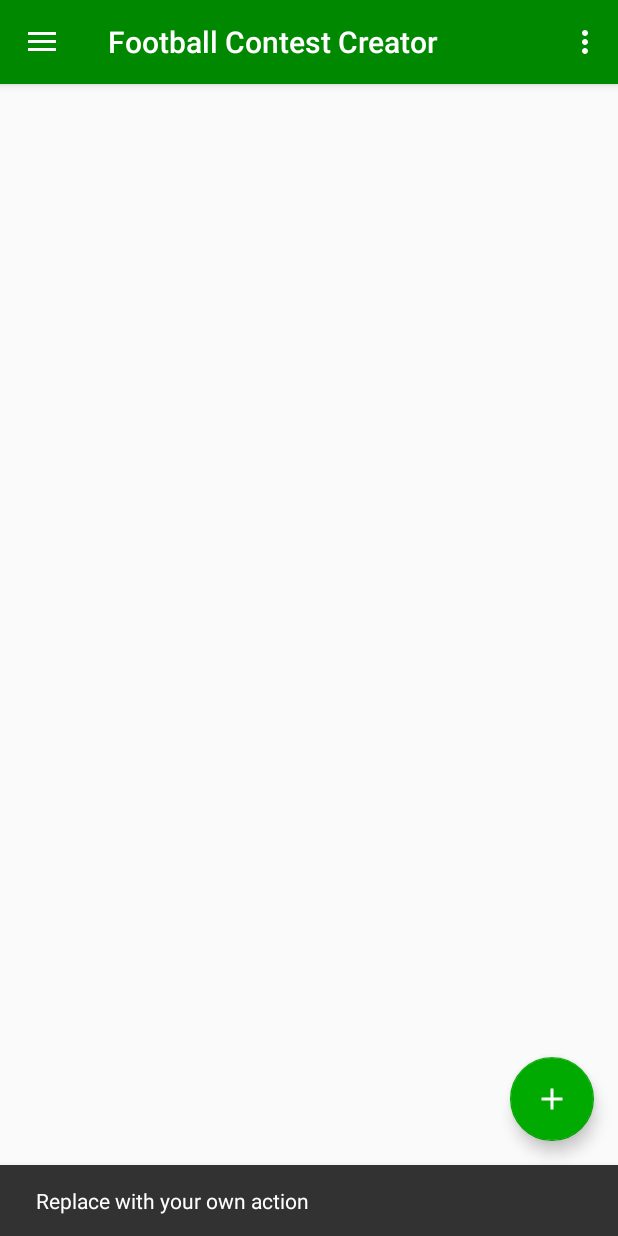
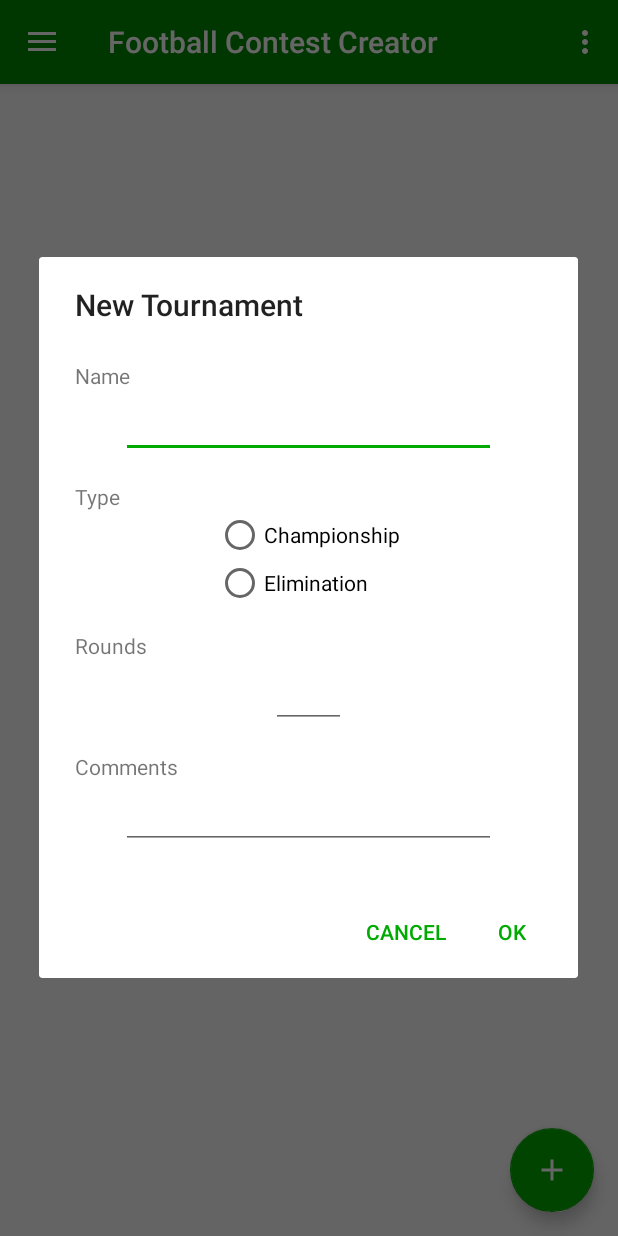
Before and after one commit to totti1993/FootballContestCreator, an Android app: the screen it shows after launch (MainActivity), after a tap on an icon or button, on a phone screen of 412 x 824 dp. Run offline under Robolectric (Android 15) with nearby library versions, the phone set to English and light mode, and no system bars; our stand-ins replace Room's generated code.

Commit message:
Database version 1 created (tournament). RecyclerView created. FAB adds new tournament with dialog box.

```diff
--- a/app/build.gradle
+++ b/app/build.gradle
@@ -4,7 +4,7 @@ android {
     compileSdkVersion 28
     defaultConfig {
         applicationId "com.totti.footballcontestcreator"
-        minSdkVersion 17
+        minSdkVersion 15
         targetSdkVersion 28
         versionCode 1
         versionName "1.0"
@@ -26,4 +26,7 @@ dependencies {
     testImplementation 'junit:junit:4.12'
     androidTestImplementation 'com.android.support.test:runner:1.0.2'
     androidTestImplementation 'com.android.support.test.espresso:espresso-core:3.0.2'
+
+    implementation 'android.arch.persistence.room:runtime:1.1.1'
+    annotationProcessor 'android.arch.persistence.room:compiler:1.1.1'
 }
--- a/app/src/main/java/com/totti/footballcontestcreator/MainActivity.java
+++ b/app/src/main/java/com/totti/footballcontestcreator/MainActivity.java
@@ -1,8 +1,12 @@
 package com.totti.footballcontestcreator;
 
+import android.arch.persistence.room.Room;
+import android.os.AsyncTask;
 import android.os.Bundle;
 import android.support.design.widget.FloatingActionButton;
-import android.support.design.widget.Snackbar;
+import android.support.v7.widget.LinearLayoutManager;
+import android.support.v7.widget.RecyclerView;
+import android.util.Log;
 import android.view.View;
 import android.support.design.widget.NavigationView;
 import android.support.v4.view.GravityCompat;
@@ -12,19 +16,21 @@ import android.support.v7.app.AppCompatActivity;
 import android.support.v7.widget.Toolbar;
 import android.view.Menu;
 import android.view.MenuItem;
-import android.widget.ArrayAdapter;
-import android.widget.ListView;
 
-import java.util.ArrayList;
-import java.util.Arrays;
+import com.totti.footballcontestcreator.adapters.TournamentAdapter;
+import com.totti.footballcontestcreator.database.AppDatabase;
+import com.totti.footballcontestcreator.database.Tournament;
+import com.totti.footballcontestcreator.fragments.NewTournamentDialogFragment;
+
+import java.util.List;
 
 public class MainActivity extends AppCompatActivity
-		implements NavigationView.OnNavigationItemSelectedListener {
+		implements NavigationView.OnNavigationItemSelectedListener, NewTournamentDialogFragment.NewTournamentDialogListener, TournamentAdapter.TournamentClickListener {
 
-	private ArrayList<String> teams = new ArrayList<>(Arrays.asList("FC Barcelona", "Real Madrid", "FTC", "Videoton", "Manchester City", "Chelsea"));
-	private ArrayList<String> tournaments = new ArrayList<>(Arrays.asList("La Liga", "NB1", "Premier League", "Copa del Rey", "FA Cup"));
-	private ArrayList<String> currentListItems = new ArrayList<>();
-	private ArrayAdapter<String> listAdapter;
+	private RecyclerView recyclerView;
+	private TournamentAdapter adapter;
+
+	private AppDatabase database;
 
 	@Override
 	protected void onCreate(Bundle savedInstanceState) {
@@ -37,35 +43,53 @@ public class MainActivity extends AppCompatActivity
 
 		super.onCreate(savedInstanceState);
 		setContentView(R.layout.activity_main);
-		Toolbar toolbar = (Toolbar) findViewById(R.id.toolbar);
+		Toolbar toolbar = findViewById(R.id.toolbar);
 		setSupportActionBar(toolbar);
 
-		listAdapter = new ArrayAdapter<>(this, android.R.layout.simple_list_item_1, currentListItems);
-		ListView listView = (ListView) findViewById(R.id.main_list);
-		listView.setAdapter(listAdapter);
-
-		FloatingActionButton fab = (FloatingActionButton) findViewById(R.id.fab);
+		FloatingActionButton fab = findViewById(R.id.fab);
 		fab.setOnClickListener(new View.OnClickListener() {
 			@Override
 			public void onClick(View view) {
-				Snackbar.make(view, "Replace with your own action", Snackbar.LENGTH_LONG)
-						.setAction("Action", null).show();
+				new NewTournamentDialogFragment().show(getSupportFragmentManager(), NewTournamentDialogFragment.TAG);
 			}
 		});
 
-		DrawerLayout drawer = (DrawerLayout) findViewById(R.id.drawer_layout);
+		DrawerLayout drawer = findViewById(R.id.drawer_layout);
 		ActionBarDrawerToggle toggle = new ActionBarDrawerToggle(
 				this, drawer, toolbar, R.string.navigation_drawer_open, R.string.navigation_drawer_close);
 		drawer.addDrawerListener(toggle);
 		toggle.syncState();
 
-		NavigationView navigationView = (NavigationView) findViewById(R.id.nav_view);
+		NavigationView navigationView = findViewById(R.id.nav_view);
 		navigationView.setNavigationItemSelectedListener(this);
+
+		database = Room.databaseBuilder(getApplicationContext(), AppDatabase.class, "fcc").build();
+
+		recyclerView = findViewById(R.id.recycler_view_main);
+		adapter = new TournamentAdapter(this);
+		loadItemsInBackground();
+		recyclerView.setLayoutManager(new LinearLayoutManager(this));
+		recyclerView.setAdapter(adapter);
+	}
+
+	private void loadItemsInBackground() {
+		new AsyncTask<Void, Void, List<Tournament>>() {
+
+			@Override
+			protected List<Tournament> doInBackground(Void... voids) {
+				return database.tournamentDao().getAllTournaments();
+			}
+
+			@Override
+			protected void onPostExecute(List<Tournament> tournaments) {
+				adapter.update(tournaments);
+			}
+		}.execute();
 	}
 
 	@Override
 	public void onBackPressed() {
-		DrawerLayout drawer = (DrawerLayout) findViewById(R.id.drawer_layout);
+		DrawerLayout drawer = findViewById(R.id.drawer_layout);
 		if(drawer.isDrawerOpen(GravityCompat.START)) {
 			drawer.closeDrawer(GravityCompat.START);
 		} else {
@@ -101,23 +125,15 @@ public class MainActivity extends AppCompatActivity
 
 		switch(id) {
 			case R.id.nav_tournaments:
-				listAdapter.clear();
-				listAdapter.addAll(tournaments);
-				listAdapter.notifyDataSetChanged();
 				this.setTitle("Tournaments");
 				break;
 			case R.id.nav_teams:
-				listAdapter.clear();
-				listAdapter.addAll(teams);
-				listAdapter.notifyDataSetChanged();
 				this.setTitle("Teams");
 				break;
 			case R.id.nav_favorites:
-				listAdapter.clear();
 				this.setTitle("Favorites");
 				break;
 			case R.id.nav_settings:
-				listAdapter.clear();
 				this.setTitle("Settings");
 				break;
 			default:
@@ -128,4 +144,38 @@ public class MainActivity extends AppCompatActivity
 		drawer.closeDrawer(GravityCompat.START);
 		return true;
 	}
+
+	@Override
+	public void onTournamentCreated(final Tournament newTournament) {
+		new AsyncTask<Void, Void, Tournament>() {
+
+			@Override
+			protected Tournament doInBackground(Void... voids) {
+				newTournament.setId(database.tournamentDao().insert(newTournament));
+				return newTournament;
+			}
+
+			@Override
+			protected void onPostExecute(Tournament tournament) {
+				adapter.addItem(tournament);
+			}
+		}.execute();
+	}
+
+	@Override
+	public void onTournamentChanged(final Tournament tournament) {
+		new AsyncTask<Void, Void, Boolean>() {
+
+			@Override
+			protected Boolean doInBackground(Void... voids) {
+				database.tournamentDao().update(tournament);
+				return true;
+			}
+
+			@Override
+			protected void onPostExecute(Boolean isSuccessful) {
+				Log.d("MainActivity", "Tournament update was successful");
+			}
+		}.execute();
+	}
 }
--- /dev/null
+++ b/app/src/main/java/com/totti/footballcontestcreator/adapters/TournamentAdapter.java
@@ -0,0 +1,73 @@
+package com.totti.footballcontestcreator.adapters;
+
+import android.support.annotation.NonNull;
+import android.support.v7.widget.RecyclerView;
+import android.view.LayoutInflater;
+import android.view.View;
+import android.view.ViewGroup;
+import android.widget.TextView;
+
+import com.totti.footballcontestcreator.R;
+import com.totti.footballcontestcreator.database.Tournament;
+
+import java.util.ArrayList;
+import java.util.List;
+
+public class TournamentAdapter extends RecyclerView.Adapter<TournamentAdapter.TournamentViewHolder> {
+
+	private final List<Tournament> tournaments;
+
+	private TournamentClickListener listener;
+
+	public TournamentAdapter(TournamentClickListener listener) {
+		tournaments = new ArrayList<>();
+		this.listener = listener;
+	}
+
+	@NonNull
+	@Override
+	public TournamentViewHolder onCreateViewHolder(@NonNull ViewGroup parent, int viewType) {
+		View tournamentView = LayoutInflater.from(parent.getContext()).inflate(R.layout.tournament_list_item, parent, false);
+		return new TournamentViewHolder(tournamentView);
+	}
+
+	@Override
+	public void onBindViewHolder(@NonNull TournamentViewHolder holder, int position) {
+		Tournament tournament = tournaments.get(position);
+		holder.nameTextView.setText(tournament.getName());
+		holder.typeTextView.setText(tournament.getType().name());
+	}
+
+	@Override
+	public int getItemCount() {
+		return tournaments.size();
+	}
+
+	public void addItem(Tournament tournament) {
+		tournaments.add(tournament);
+		notifyItemInserted(tournaments.size() - 1);
+	}
+
+	public void update(List<Tournament> tournaments) {
+		this.tournaments.clear();
+		this.tournaments.addAll(tournaments);
+		notifyDataSetChanged();
+	}
+
+	public interface TournamentClickListener {
+		void onTournamentChanged(Tournament tournament);
+	}
+
+	class TournamentViewHolder extends RecyclerView.ViewHolder {
+
+		TextView nameTextView;
+		TextView typeTextView;
+
+		TournamentViewHolder(View tournamentView) {
+			super(tournamentView);
+
+			nameTextView = tournamentView.findViewById(R.id.TournamentNameTextView);
+			typeTextView = tournamentView.findViewById(R.id.TournamentTypeTextView);
+		}
+	}
+}
--- /dev/null
+++ b/app/src/main/java/com/totti/footballcontestcreator/database/AppDatabase.java
@@ -0,0 +1,12 @@
+package com.totti.footballcontestcreator.database;
+
+import android.arch.persistence.room.Database;
+import android.arch.persistence.room.RoomDatabase;
+import android.arch.persistence.room.TypeConverters;
+
+@Database(entities = {Tournament.class}, version = 1)
+@TypeConverters(value = {Tournament.Type.class})
+public abstract class AppDatabase extends RoomDatabase {
+
+	public abstract TournamentDao tournamentDao();
+}
--- /dev/null
+++ b/app/src/main/java/com/totti/footballcontestcreator/database/TournamentDao.java
@@ -0,0 +1,32 @@
+package com.totti.footballcontestcreator.database;
+
+import android.arch.persistence.room.Dao;
+import android.arch.persistence.room.Delete;
+import android.arch.persistence.room.Insert;
+import android.arch.persistence.room.OnConflictStrategy;
+import android.arch.persistence.room.Query;
+import android.arch.persistence.room.Update;
+
+import java.util.List;
+
+@Dao
+public interface TournamentDao {
+
+	@Insert(onConflict = OnConflictStrategy.IGNORE)
+	long insert(Tournament tournament);
+
+	@Update(onConflict = OnConflictStrategy.IGNORE)
+	void update(Tournament tournament);
+
+	@Delete
+	void delete(Tournament tournament);
+
+	@Query("SELECT * FROM tournament WHERE id = :id")
+	Tournament findTournamentByKey(Integer id);
+
+	@Query("SELECT * FROM tournament WHERE name = :name")
+	Tournament findTournamentByName(String name);
+
+	@Query("SELECT * FROM tournament ORDER BY name ASC")
+	List<Tournament> getAllTournaments();
+}
--- /dev/null
+++ b/app/src/main/java/com/totti/footballcontestcreator/fragments/NewTournamentDialogFragment.java
@@ -0,0 +1,99 @@
+package com.totti.footballcontestcreator.fragments;
+
+import android.app.Dialog;
+import android.content.DialogInterface;
+import android.os.Bundle;
+import android.support.annotation.NonNull;
+import android.support.annotation.Nullable;
+import android.support.v4.app.DialogFragment;
+import android.support.v4.app.FragmentActivity;
+import android.support.v7.app.AlertDialog;
+import android.view.LayoutInflater;
+import android.view.View;
+import android.widget.EditText;
+import android.widget.RadioButton;
+import android.widget.RadioGroup;
+
+import com.totti.footballcontestcreator.R;
+import com.totti.footballcontestcreator.database.Tournament;
+
+public class NewTournamentDialogFragment extends DialogFragment {
+
+	private EditText nameEditText;
+	private RadioGroup typeRadioGroup;
+	private RadioButton typeCRadioButton, typeERadioButton;
+	private EditText roundsEditText;
+	private EditText commentsEditText;
+
+	public static final String TAG = "NewTournamentDialogFragment";
+
+	public interface NewTournamentDialogListener {
+		void onTournamentCreated(Tournament newTournament);
+	}
+
+	private NewTournamentDialogListener listener;
+
+	@Override
+	public void onCreate(@Nullable Bundle savedInstanceState) {
+		super.onCreate(savedInstanceState);
+		FragmentActivity activity = getActivity();
+		if (activity instanceof NewTournamentDialogListener) {
+			listener = (NewTournamentDialogListener) activity;
+		} else {
+			throw new RuntimeException("Activity must implement the NewTournamentDialogListener interface!");
+		}
+	}
+
+	@NonNull
+	@Override
+	public Dialog onCreateDialog(Bundle savedInstanceState) {
+		return new AlertDialog.Builder(requireContext())
+				.setTitle(R.string.new_tournament)
+				.setView(getContentView())
+				.setPositiveButton(R.string.ok, new DialogInterface.OnClickListener() {
+					@Override
+					public void onClick(DialogInterface dialogInterface, int i) {
+						if (isValid()) {
+							listener.onTournamentCreated(getTournament());
+						}
+					}
+				})
+				.setNegativeButton(R.string.cancel, null)
+				.create();
+	}
+
+	private View getContentView() {
+		View contentView = LayoutInflater.from(getContext()).inflate(R.layout.dialog_new_tournament, null);
+		nameEditText = contentView.findViewById(R.id.TournamentNameEditText);
+
+		typeRadioGroup = contentView.findViewById(R.id.TournamentTypeRadioGroup);
+		typeCRadioButton = contentView.findViewById(R.id.TournamentTypeCRadioButton);
+		typeERadioButton = contentView.findViewById(R.id.TournamentTypeERadioButton);
+
+		roundsEditText = contentView.findViewById(R.id.TournamentRoundsEditText);
+
+		commentsEditText = contentView.findViewById(R.id.TournamentCommentsEditText);
+
+		return contentView;
+	}
+
+	private boolean isValid() {
+		return nameEditText.getText().length() > 0;
+	}
+
+	private Tournament getTournament() {
+
+		String name = nameEditText.getText().toString();
+		Tournament.Type type = null;
+		if(typeRadioGroup.getCheckedRadioButtonId() == typeCRadioButton.getId()) {
+			type = Tournament.Type.CHAMPIONSHIP;
+		}
+		else if(typeRadioGroup.getCheckedRadioButtonId() == typeERadioButton.getId()) {
+			type = Tournament.Type.ELIMINATION;
+		}
+		Integer rounds = Integer.parseInt(roundsEditText.getText().toString());
+		String comments = commentsEditText.getText().toString();
+
+		return  new Tournament(name, type, rounds, comments);
+	}
+}
--- a/app/src/main/res/layout/content_main.xml
+++ b/app/src/main/res/layout/content_main.xml
@@ -1,16 +1,11 @@
 <?xml version="1.0" encoding="utf-8"?>
-<android.support.constraint.ConstraintLayout xmlns:android="http://schemas.android.com/apk/res/android"
+<android.support.v7.widget.RecyclerView
+    xmlns:android="http://schemas.android.com/apk/res/android"
     xmlns:app="http://schemas.android.com/apk/res-auto"
     xmlns:tools="http://schemas.android.com/tools"
+    android:id="@+id/recycler_view_main"
     android:layout_width="match_parent"
     android:layout_height="match_parent"
     app:layout_behavior="@string/appbar_scrolling_view_behavior"
     tools:context=".MainActivity"
-    tools:showIn="@layout/app_bar_main">
-
-    <ListView
-        android:id="@+id/main_list"
-        android:layout_width="match_parent"
-        android:layout_height="match_parent" />
-
-</android.support.constraint.ConstraintLayout>
+    tools:showIn="@layout/app_bar_main" />
--- /dev/null
+++ b/app/src/main/res/layout/dialog_new_tournament.xml
@@ -0,0 +1,73 @@
+<?xml version="1.0" encoding="utf-8"?>
+<LinearLayout
+    xmlns:android="http://schemas.android.com/apk/res/android"
+    android:layout_width="match_parent"
+    android:layout_height="match_parent"
+    android:layout_gravity="center"
+    android:orientation="vertical"
+    android:padding="24dp">
+
+    <TextView
+        android:layout_width="wrap_content"
+        android:layout_height="wrap_content"
+        android:text="@string/name" />
+
+    <EditText
+        android:id="@+id/TournamentNameEditText"
+        android:layout_width="250dp"
+        android:layout_height="wrap_content"
+        android:layout_gravity="center_horizontal"/>
+
+    <TextView
+        android:layout_width="wrap_content"
+        android:layout_height="wrap_content"
+        android:layout_marginTop="16dp"
+        android:text="@string/type" />
+
+    <RadioGroup
+        android:id="@+id/TournamentTypeRadioGroup"
+        android:layout_width="wrap_content"
+        android:layout_height="wrap_content"
+        android:layout_gravity="center_horizontal"
+        android:orientation="vertical">
+
+        <RadioButton
+            android:id="@+id/TournamentTypeCRadioButton"
+            android:layout_width="wrap_content"
+            android:layout_height="wrap_content"
+            android:text="@string/championship" />
+
+        <RadioButton
+            android:id="@+id/TournamentTypeERadioButton"
+            android:layout_width="wrap_content"
+            android:layout_height="wrap_content"
+            android:text="@string/elimination" />
+
+    </RadioGroup>
+
+    <TextView
+        android:layout_width="wrap_content"
+        android:layout_height="wrap_content"
+        android:layout_marginTop="16dp"
+        android:text="@string/rounds" />
+
+    <EditText
+        android:id="@+id/TournamentRoundsEditText"
+        android:layout_width="50dp"
+        android:layout_height="wrap_content"
+        android:layout_gravity="center_horizontal"
+        android:inputType="numberDecimal" />
+
+    <TextView
+        android:layout_width="wrap_content"
+        android:layout_height="wrap_content"
+        android:layout_marginTop="16dp"
+        android:text="@string/comments"/>
+
+    <EditText
+        android:id="@+id/TournamentCommentsEditText"
+        android:layout_width="250dp"
+        android:layout_height="wrap_content"
+        android:layout_gravity="center_horizontal" />
+
+</LinearLayout>
--- a/app/src/main/res/values/strings.xml
+++ b/app/src/main/res/values/strings.xml
@@ -10,4 +10,14 @@
     <string name="teams">Teams</string>
     <string name="favorites">Favorites</string>
     <string name="settings">Settings</string>
+
+    <string name="new_tournament">New Tournament</string>
+    <string name="ok">OK</string>
+    <string name="cancel">Cancel</string>
+    <string name="name">Name</string>
+    <string name="comments">Comments</string>
+    <string name="championship">Championship</string>
+    <string name="elimination">Elimination</string>
+    <string name="type">Type</string>
+    <string name="rounds">Rounds</string>
 </resources>
```
Also changed, not shown: app/src/main/java/com/totti/footballcontestcreator/database/Tournament.java (added, +110 -0 lines), app/src/main/res/layout/tournament_list_item.xml (added, +24 -0 lines).
